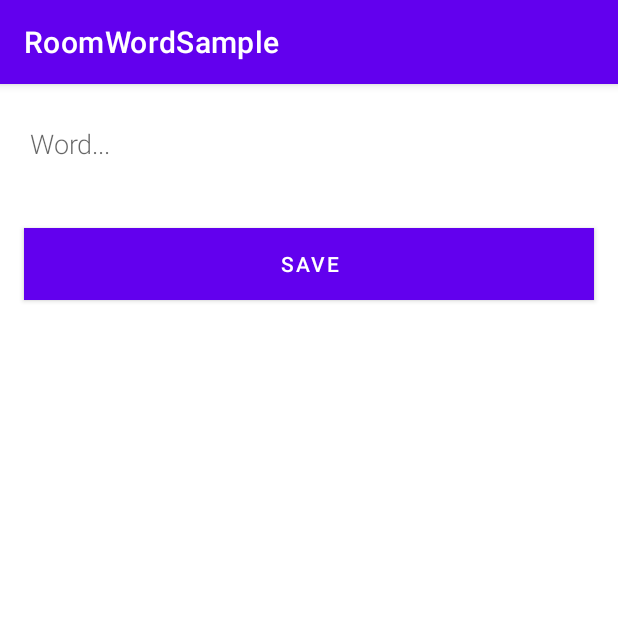
After one commit to rsl50/codelab-android-room-with-a-view, an Android app: the NewWordActivity screen opened directly, with no data from a screen before it, on a phone screen of 412 x 824 dp, the top half of it. The commit adds this screen. Run offline under Robolectric (Android 15) with nearby library versions, the phone set to English and light mode, and no system bars.

Commit message:
Adding the NewWordActivity screen to add new words.

```diff
--- a/app/src/main/AndroidManifest.xml
+++ b/app/src/main/AndroidManifest.xml
@@ -4,19 +4,22 @@
   package="com.robsonlima.myapplication">
 
   <application
-    android:name=".WordsApplication"
     android:allowBackup="true"
     android:dataExtractionRules="@xml/data_extraction_rules"
     android:fullBackupContent="@xml/backup_rules"
     android:icon="@mipmap/ic_launcher"
     android:label="@string/app_name"
+    android:name=".WordsApplication"
     android:roundIcon="@mipmap/ic_launcher_round"
     android:supportsRtl="true"
     android:theme="@style/AppTheme"
     tools:targetApi="31">
     <activity
+      android:exported="false"
+      android:name=".view.NewWordActivity" />
+    <activity
       android:exported="true"
-      android:name="com.robsonlima.myapplication.view.MainActivity">
+      android:name=".view.MainActivity">
       <intent-filter>
         <action android:name="android.intent.action.MAIN" />
 
--- /dev/null
+++ b/app/src/main/java/com/robsonlima/myapplication/view/NewWordActivity.kt
@@ -0,0 +1,38 @@
+package com.robsonlima.myapplication.view
+
+import android.app.Activity
+import android.content.Intent
+import androidx.appcompat.app.AppCompatActivity
+import android.os.Bundle
+import android.text.TextUtils
+import android.widget.Button
+import android.widget.EditText
+import com.robsonlima.myapplication.R
+
+class NewWordActivity : AppCompatActivity() {
+
+    private lateinit var editWordView: EditText
+
+    public override fun onCreate(savedInstanceState: Bundle?) {
+        super.onCreate(savedInstanceState)
+        setContentView(R.layout.activity_new_word)
+        editWordView = findViewById(R.id.edit_word)
+
+        val button = findViewById<Button>(R.id.button_save)
+        button.setOnClickListener {
+            val replyIntent = Intent()
+            if (TextUtils.isEmpty(editWordView.text)) {
+                setResult(Activity.RESULT_CANCELED, replyIntent)
+            } else {
+                val word = editWordView.text.toString()
+                replyIntent.putExtra(EXTRA_REPLY, word)
+                setResult(Activity.RESULT_OK, replyIntent)
+            }
+            finish()
+        }
+    }
+
+    companion object {
+        const val EXTRA_REPLY = "com.example.android.wordlistsql.REPLY"
+    }
+}
--- /dev/null
+++ b/app/src/main/res/layout/activity_new_word.xml
@@ -0,0 +1,26 @@
+<LinearLayout xmlns:android="http://schemas.android.com/apk/res/android"
+  android:orientation="vertical"
+  android:layout_width="match_parent"
+  android:layout_height="match_parent">
+
+  <EditText
+    android:id="@+id/edit_word"
+    android:layout_width="match_parent"
+    android:layout_height="wrap_content"
+    android:minHeight="@dimen/min_height"
+    android:fontFamily="sans-serif-light"
+    android:hint="@string/hint_word"
+    android:inputType="textAutoComplete"
+    android:layout_margin="@dimen/big_padding"
+    android:textSize="18sp" />
+
+  <Button
+    android:id="@+id/button_save"
+    android:layout_width="match_parent"
+    android:layout_height="wrap_content"
+    android:background="@color/purple_500"
+    android:text="@string/button_save"
+    android:layout_margin="@dimen/big_padding"
+    android:textColor="@color/buttonLabel" />
+
+</LinearLayout>
--- a/app/src/main/res/values/colors.xml
+++ b/app/src/main/res/values/colors.xml
@@ -7,4 +7,5 @@
   <color name="teal_700">#FF018786</color>
   <color name="black">#FF000000</color>
   <color name="white">#FFFFFFFF</color>
+  <color name="buttonLabel">#FFFFFF</color>
 </resources>
--- a/app/src/main/res/values/dimens.xml
+++ b/app/src/main/res/values/dimens.xml
@@ -1,4 +1,5 @@
 <?xml version="1.0" encoding="utf-8"?>
 <resources>
   <dimen name="big_padding">16dp</dimen>
+  <dimen name="min_height">48dp</dimen>
 </resources>
--- a/app/src/main/res/values/strings.xml
+++ b/app/src/main/res/values/strings.xml
@@ -1,4 +1,7 @@
 <resources>
   <string name="app_name">RoomWordSample</string>
+  <string name="hint_word">Word...</string>
+  <string name="button_save">Save</string>
+  <string name="empty_not_saved">Word not saved because it is empty.</string>
   <string name="add_word">Add word</string>
 </resources>
```
